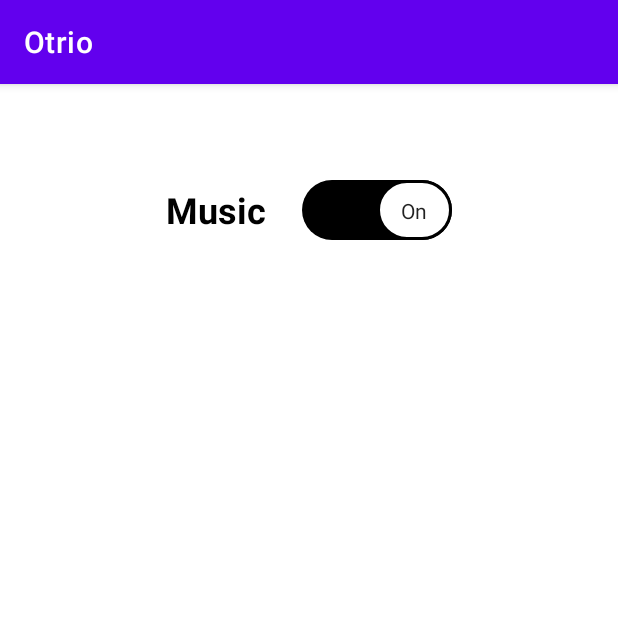
After one commit to ammarkn/otrio-app, an Android app: the SettingsActivity screen opened directly, with no data from a screen before it, on a phone screen of 412 x 824 dp, the top half of it. The commit adds this screen. Run offline under Robolectric (Android 15) with nearby library versions, the phone set to English and light mode, and no system bars.

Commit message:
Add functionality for background music and toggle on and off

```diff
--- a/app/src/main/AndroidManifest.xml
+++ b/app/src/main/AndroidManifest.xml
@@ -31,6 +31,9 @@
         <activity android:name=".ThreePlayerBoardActivity"
             android:exported="false" />
 
+        <activity android:name=".SettingsActivity"
+            android:exported="false" />
+
         <activity
             android:name=".MainActivity"
             android:exported="true"
--- a/app/src/main/java/com/example/otrio/FourPlayerBoardActivity.kt
+++ b/app/src/main/java/com/example/otrio/FourPlayerBoardActivity.kt
@@ -404,9 +404,9 @@ class FourPlayerBoardActivity : AppCompatActivity(), View.OnClickListener {
                 }
                 //call placepiece function to finish placing the piece on the board
                 placePiece(removedElement, Xpos, Ypos)
+                //reset picked piece as the piece to play should no longer be selected
+                pickedPiece = false
             }
-            //reset picked piece as the piece to play should no longer be selected
-            pickedPiece = false
         }
     }
 
--- /dev/null
+++ b/app/src/main/java/com/example/otrio/SettingsActivity.kt
@@ -0,0 +1,40 @@
+package com.example.otrio
+
+import android.content.Context
+import android.content.SharedPreferences
+import android.os.Bundle
+import androidx.appcompat.app.AppCompatActivity
+import androidx.appcompat.widget.SwitchCompat
+
+class SettingsActivity: AppCompatActivity() {
+    private lateinit var musicSwitch: SwitchCompat
+    private lateinit var sharedPreferences: SharedPreferences
+
+    override fun onCreate(savedInstanceState: Bundle?) {
+        super.onCreate(savedInstanceState)
+        setContentView(R.layout.activity_settings)
+
+        musicSwitch = findViewById(R.id.musicSwitch)
+
+        // Get the SharedPreferences instance
+        sharedPreferences = getSharedPreferences("Music", Context.MODE_PRIVATE)
+
+        // Set the initial state of the SwitchCompat based on the last saved state
+        val switchState = sharedPreferences.getBoolean("musicSwitchState", true)
+
+        musicSwitch.isChecked = switchState
+
+        // Set a listener for the SwitchCompat to toggle the music on/off
+        musicSwitch.setOnCheckedChangeListener { _, isChecked ->
+            if (isChecked) {
+                // Turn on the music
+                MediaPlayerManager.createMediaPlayer(this)
+            } else {
+                // Turn off the music
+                MediaPlayerManager.stopMediaPlayer()
+            }
+            // Save the state of the SwitchCompat
+            sharedPreferences.edit().putBoolean("musicSwitchState", isChecked).apply()
+        }
+    }
+}
--- a/app/src/main/java/com/example/otrio/ThreePlayerBoardActivity.kt
+++ b/app/src/main/java/com/example/otrio/ThreePlayerBoardActivity.kt
@@ -381,8 +381,8 @@ class ThreePlayerBoardActivity : AppCompatActivity(), View.OnClickListener {
                     }
                 }
                 placePiece(removedElement, Xpos, Ypos)
+                pickedPiece = false
             }
-            pickedPiece = false
         }
     }
 
--- a/app/src/main/java/com/example/otrio/TwoPlayerBoardActivity.kt
+++ b/app/src/main/java/com/example/otrio/TwoPlayerBoardActivity.kt
@@ -323,8 +323,8 @@ class TwoPlayerBoardActivity : AppCompatActivity(), View.OnClickListener {
                     }
                 }
                 placePiece(removedElement, Xpos, Ypos)
+                pickedPiece = false
             }
-            pickedPiece = false
         }
     }
 
--- /dev/null
+++ b/app/src/main/res/drawable/switch_thumb.xml
@@ -0,0 +1,24 @@
+<?xml version="1.0" encoding="utf-8"?>
+<selector xmlns:android="http://schemas.android.com/apk/res/android">
+  <item android:state_checked="true">
+      <shape android:shape="rectangle">
+          <solid android:color="#ffffff"/>
+          <size android:width="50dp"
+              android:height="40dp" />
+          <corners android:radius="40dp" />
+          <stroke android:width="2dp"
+              android:color="@color/black"/>
+      </shape>
+  </item>
+
+    <item android:state_checked="false">
+        <shape android:shape="rectangle">
+            <solid android:color="#ffffff"/>
+            <size android:width="50dp"
+                android:height="40dp" />
+            <corners android:radius="40dp" />
+            <stroke android:width="2dp"
+                android:color="#cdcdcd"/>
+        </shape>
+    </item>
+</selector>
--- /dev/null
+++ b/app/src/main/res/drawable/switch_track.xml
@@ -0,0 +1,17 @@
+<?xml version="1.0" encoding="utf-8"?>
+<selector xmlns:android="http://schemas.android.com/apk/res/android">
+
+    <item android:state_checked="true">
+        <shape android:shape="rectangle">
+            <solid android:color="@color/black"/>
+            <corners android:radius="200dp" />
+        </shape>
+    </item>
+
+    <item android:state_checked="false">
+        <shape android:shape="rectangle">
+            <solid android:color="#cdcdcd"/>
+            <corners android:radius="200dp" />
+        </shape>
+    </item>
+</selector>
--- /dev/null
+++ b/app/src/main/res/layout/activity_settings.xml
@@ -0,0 +1,30 @@
+<?xml version="1.0" encoding="utf-8"?>
+<androidx.constraintlayout.widget.ConstraintLayout xmlns:android="http://schemas.android.com/apk/res/android"
+    xmlns:app="http://schemas.android.com/apk/res-auto"
+    android:layout_width="match_parent"
+    android:layout_height="match_parent">
+
+    <LinearLayout
+        android:layout_width="match_parent"
+        android:layout_height="wrap_content"
+        android:layout_marginTop="60dp"
+        android:gravity="center_horizontal"
+        android:orientation="vertical"
+        app:layout_constraintStart_toStartOf="parent"
+        app:layout_constraintTop_toTopOf="parent">
+
+        <androidx.appcompat.widget.SwitchCompat
+            android:id="@+id/musicSwitch"
+            android:layout_width="wrap_content"
+            android:layout_height="wrap_content"
+            android:text="Music    "
+            android:textOn="On"
+            android:textOff="Off"
+            app:showText="true"
+            android:textSize="24sp"
+            android:textStyle="bold"
+            android:thumb="@drawable/switch_thumb"
+            app:track="@drawable/switch_track"
+            />
+    </LinearLayout>
+</androidx.constraintlayout.widget.ConstraintLayout>
```
Also changed, not shown: app/src/main/java/com/example/otrio/MainActivity.kt (+32 -21 lines), app/src/main/java/com/example/otrio/MediaPlayerManager.kt (added, +24 -0 lines), app/src/main/res/layout/activity_main.xml (+20 -19 lines), 1 other file.
